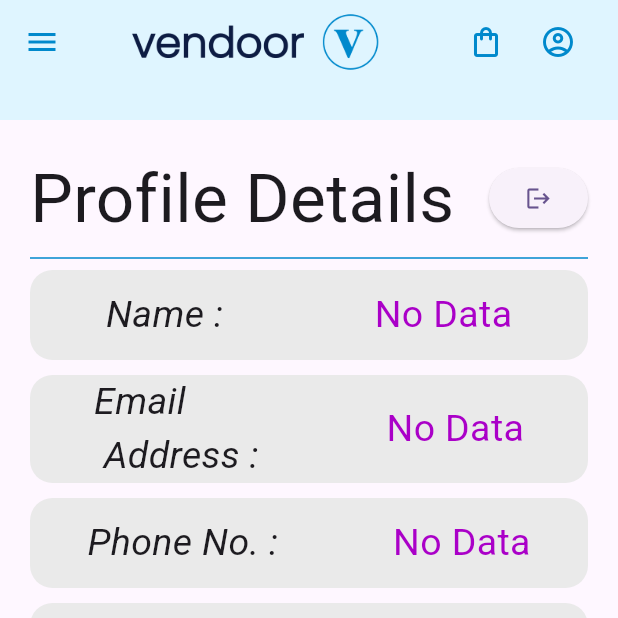
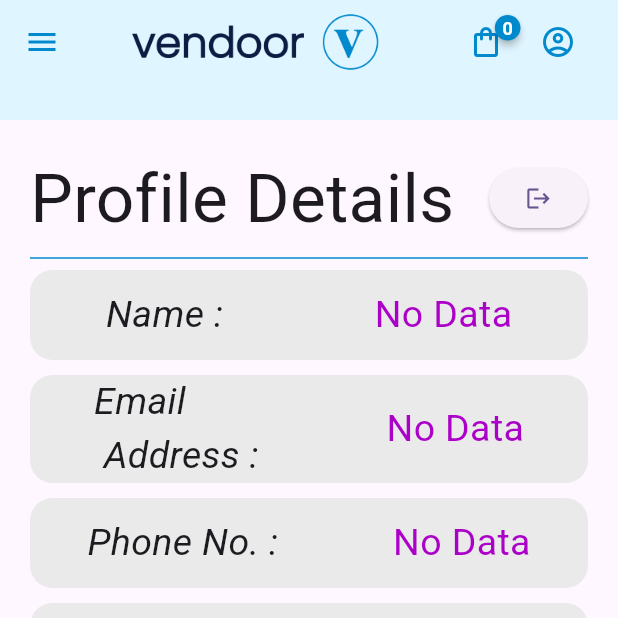
Before and after one commit to deepthi-k93/assignment6, a Flutter app: the ProfileScreen screen opened directly, on a phone screen of 412 x 824 dp, the top half of it. Run offline on Flutter 3.47's test engine with Material 3 defaults, Android fonts, the phone set to English and light mode, and no system bars; drawn by our look-alikes of badges; our stand-ins replace flutter_screenutil, hive, hive_flutter, logger, shared_preferences; accounts and stored records are empty.

Commit message:
Cart badge added

```diff
--- a/lib/features/cart/view_model/cart_provider.dart
+++ b/lib/features/cart/view_model/cart_provider.dart
@@ -8,6 +8,7 @@ class CartProvider with ChangeNotifier {
   final List<CartProductModel> _cartItems = [];
   List<CartProductModel> get cartItems => [..._cartItems];
   int get cartCount => _cartItems.length;
+  //int count = cartItems.
 
   CartProductModel? productDetails;
   void setProductDetails(CartProductModel product) {
@@ -43,6 +44,14 @@ class CartProvider with ChangeNotifier {
     return (total);
   }
 
+  int countProducts() {
+    int totCount = 0;
+    for (int i = 0; i < cartItems.length; i++) {
+      totCount = totCount + cartItems[i].count!;
+    }
+    return totCount;
+  }
+
   double calculateDiscount(int discount) {
     var tot = calculateTotal();
     var discounted = tot * (100 - discount) / 100;
--- a/lib/features/custom_app_bar.dart
+++ b/lib/features/custom_app_bar.dart
@@ -1,5 +1,8 @@
-import 'package:flutter/material.dart';
+import 'package:badges/badges.dart';
+import 'package:flutter/material.dart' hide Badge;
+import 'package:provider/provider.dart';
 import 'package:vendor_application/features/cart/view/cart_screen.dart';
+import 'package:vendor_application/features/cart/view_model/cart_provider.dart';
 import 'package:vendor_application/features/profile/view/profile_screen.dart';
 import 'package:vendor_application/theme/colors.dart';
 
@@ -20,15 +23,42 @@ class CustomAppBar extends StatelessWidget {
       centerTitle: true,
 
       actions: [
-        IconButton(
+        Badge(
+          position: BadgePosition.topEnd(top: 1, end: 1),
+          badgeAnimation: BadgeAnimation.slide(
+            animationDuration: Duration(milliseconds: 300),
+            toAnimate: true,
+          ),
+          badgeStyle: BadgeStyle(
+            badgeColor: MyColours.iconsColor,
+            padding: EdgeInsetsGeometry.all(5),
+          ),
+          badgeContent: Consumer<CartProvider>(
+            builder: (context, cartCounter, child) {
+              return Text(
+                cartCounter.countProducts().toString(),
+                style: TextStyle(
+                  fontSize: 12,
+                  color: Colors.white,
+                  fontWeight: FontWeight.bold,
+                ),
+              );
+            },
+          ),
+          child: IconButton(
             onPressed: () {
               Navigator.push(
                 context,
                 MaterialPageRoute(builder: (context) => CartScreen()),
               );
             },
-          icon: Icon(Icons.shopping_bag_outlined, color: MyColours.iconsColor),
+            icon: Icon(
+              Icons.shopping_bag_outlined,
+              color: MyColours.iconsColor,
             ),
+          ),
+        ),
+
         IconButton(
           onPressed: () {
             Navigator.push(
--- a/pubspec.yaml
+++ b/pubspec.yaml
@@ -7,6 +7,7 @@ environment:
   sdk: ^3.10.0
 
 dependencies:
+  badges: ^3.1.2
   flutter:
     sdk: flutter
   flutter_screenutil: ^5.9.3
```
Also changed, not shown: pubspec.lock. Lines whose indentation alone changed are shown as unchanged.
